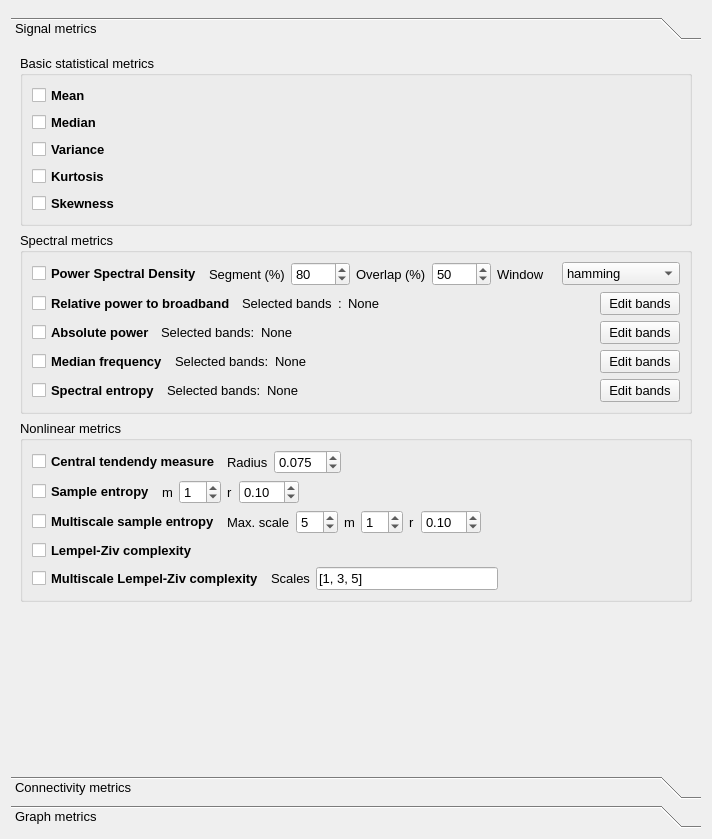
The window that Parameters/parameters_widget.ui (medusabci/medusa-analyzer) describes before a commit, drawn with Qt 5.
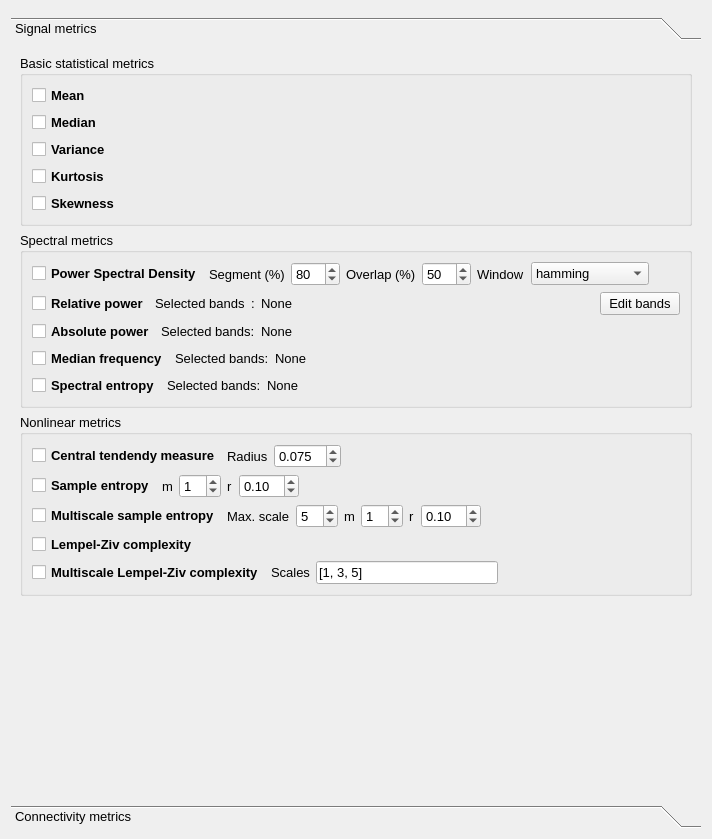
The same window after the commit.

The edit to the form file:
```diff
--- a/Parameters/parameters_widget.ui
+++ b/Parameters/parameters_widget.ui
@@ -42,7 +42,7 @@
         <x>0</x>
         <y>0</y>
         <width>694</width>
-        <height>715</height>
+        <height>745</height>
        </rect>
       </property>
       <attribute name="label">
@@ -315,6 +315,19 @@
               </item>
              </widget>
             </item>
+            <item>
+             <spacer name="horizontalSpacer_15">
+              <property name="orientation">
+               <enum>Qt::Horizontal</enum>
+              </property>
+              <property name="sizeHint" stdset="0">
+               <size>
+                <width>40</width>
+                <height>20</height>
+               </size>
+              </property>
+             </spacer>
+            </item>
            </layout>
           </item>
           <item>
@@ -331,7 +344,7 @@
                <string>&lt;html&gt;&lt;head/&gt;&lt;body&gt;&lt;p&gt;Relative Power&lt;/p&gt;&lt;/body&gt;&lt;/html&gt;</string>
               </property>
               <property name="text">
-               <string>Relative power to broadband</string>
+               <string>Relative power</string>
               </property>
              </widget>
             </item>
@@ -423,13 +436,6 @@
               </property>
              </spacer>
             </item>
-            <item>
-             <widget class="QPushButton" name="apButton">
-              <property name="text">
-               <string>Edit bands</string>
-              </property>
-             </widget>
-            </item>
            </layout>
           </item>
           <item>
@@ -477,13 +483,6 @@
               </property>
              </spacer>
             </item>
-            <item>
-             <widget class="QPushButton" name="mfButton">
-              <property name="text">
-               <string>Edit bands</string>
-              </property>
-             </widget>
-            </item>
            </layout>
           </item>
           <item>
@@ -531,13 +530,6 @@
               </property>
              </spacer>
             </item>
-            <item>
-             <widget class="QPushButton" name="seButton">
-              <property name="text">
-               <string>Edit bands</string>
-              </property>
-             </widget>
-            </item>
            </layout>
           </item>
          </layout>
@@ -1133,19 +1125,6 @@
        </item>
       </layout>
      </widget>
-     <widget class="QWidget" name="widget">
-      <property name="geometry">
-       <rect>
-        <x>0</x>
-        <y>0</y>
-        <width>694</width>
-        <height>715</height>
-       </rect>
-      </property>
-      <attribute name="label">
-       <string>Graph metrics</string>
-      </attribute>
-     </widget>
     </widget>
    </item>
   </layout>
```
Left out of the diff: 28 changed lines with no effect on the pictures.
